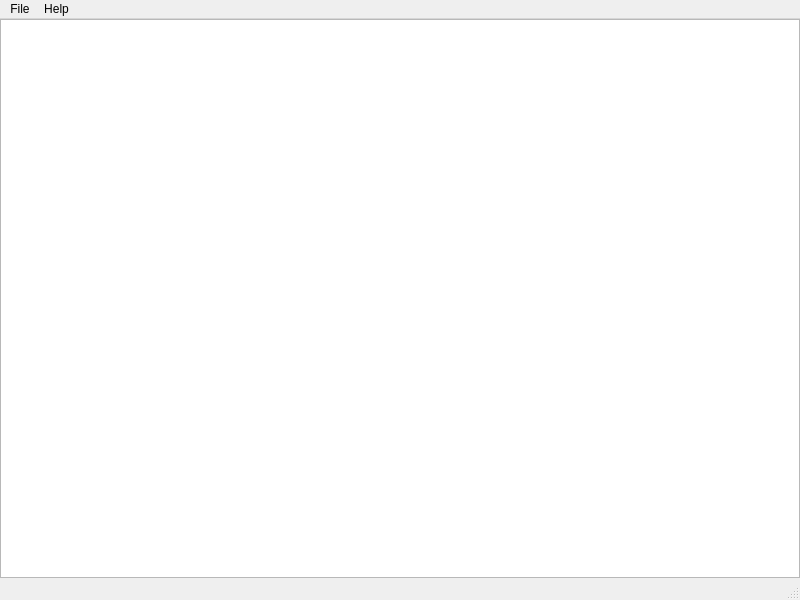
Above: ui/mainwindow.ui from rohan-singh1/Kommadek before the change. Below: the same form after it.
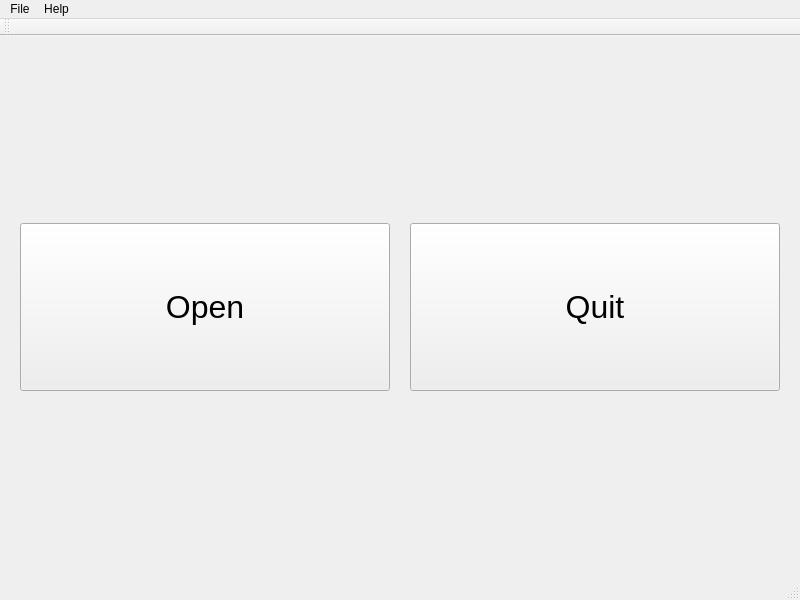
That is the form after the change. The open tabs and pages were chosen to show the change.

Commit message: Stacked widget added to contain Open and Quit buttons on the initial page as per mock-up, then switch to a different page on loading a CSV file

The edit to the form file:
```diff
--- a/ui/mainwindow.ui
+++ b/ui/mainwindow.ui
@@ -17,7 +17,7 @@
    <property name="autoFillBackground">
     <bool>true</bool>
    </property>
-   <layout class="QGridLayout" name="gridLayout" rowstretch="0" columnstretch="0">
+   <layout class="QGridLayout" name="gridLayout_3">
     <property name="leftMargin">
      <number>0</number>
     </property>
@@ -34,13 +34,133 @@
      <number>0</number>
     </property>
     <item row="0" column="0">
-     <widget class="QTableView" name="tableView">
-      <property name="autoFillBackground">
-       <bool>false</bool>
+     <widget class="QStackedWidget" name="stackedWidget">
+      <property name="currentIndex">
+       <number>1</number>
       </property>
-      <attribute name="horizontalHeaderVisible">
-       <bool>false</bool>
-      </attribute>
+      <widget class="QWidget" name="p1">
+       <layout class="QVBoxLayout" name="verticalLayout">
+        <property name="spacing">
+         <number>20</number>
+        </property>
+        <property name="leftMargin">
+         <number>20</number>
+        </property>
+        <property name="topMargin">
+         <number>20</number>
+        </property>
+        <property name="rightMargin">
+         <number>20</number>
+        </property>
+        <property name="bottomMargin">
+         <number>20</number>
+        </property>
+        <item>
+         <spacer name="verticalSpacer">
+          <property name="orientation">
+           <enum>Qt::Vertical</enum>
+          </property>
+          <property name="sizeHint" stdset="0">
+           <size>
+            <width>20</width>
+            <height>40</height>
+           </size>
+          </property>
+         </spacer>
+        </item>
+        <item>
+         <layout class="QHBoxLayout" name="horizontalLayout">
+          <property name="spacing">
+           <number>20</number>
+          </property>
+          <item>
+           <widget class="QPushButton" name="openButton">
+            <property name="sizePolicy">
+             <sizepolicy hsizetype="Expanding" vsizetype="Expanding">
+              <horstretch>0</horstretch>
+              <verstretch>0</verstretch>
+             </sizepolicy>
+            </property>
+            <property name="font">
+             <font>
+              <pointsize>24</pointsize>
+             </font>
+            </property>
+            <property name="text">
+             <string>Open</string>
+            </property>
+           </widget>
+          </item>
+          <item>
+           <widget class="QPushButton" name="quitButton">
+            <property name="sizePolicy">
+             <sizepolicy hsizetype="Expanding" vsizetype="Expanding">
+              <horstretch>0</horstretch>
+              <verstretch>0</verstretch>
+             </sizepolicy>
+            </property>
+            <property name="font">
+             <font>
+              <pointsize>24</pointsize>
+             </font>
+            </property>
+            <property name="text">
+             <string>Quit</string>
+            </property>
+           </widget>
+          </item>
+         </layout>
+        </item>
+        <item>
+         <spacer name="verticalSpacer_2">
+          <property name="orientation">
+           <enum>Qt::Vertical</enum>
+          </property>
+          <property name="sizeHint" stdset="0">
+           <size>
+            <width>20</width>
+            <height>40</height>
+           </size>
+          </property>
+         </spacer>
+        </item>
+       </layout>
+      </widget>
+      <widget class="QWidget" name="p2">
+       <layout class="QGridLayout" name="gridLayout">
+        <property name="leftMargin">
+         <number>2</number>
+        </property>
+        <property name="topMargin">
+         <number>2</number>
+        </property>
+        <property name="rightMargin">
+         <number>2</number>
+        </property>
+        <property name="bottomMargin">
+         <number>2</number>
+        </property>
+        <property name="spacing">
+         <number>0</number>
+        </property>
+        <item row="0" column="0">
+         <widget class="QTableView" name="tableView">
+          <property name="autoFillBackground">
+           <bool>false</bool>
+          </property>
+          <property name="alternatingRowColors">
+           <bool>true</bool>
+          </property>
+          <property name="gridStyle">
+           <enum>Qt::SolidLine</enum>
+          </property>
+          <attribute name="horizontalHeaderVisible">
+           <bool>false</bool>
+          </attribute>
+         </widget>
+        </item>
+       </layout>
+      </widget>
      </widget>
     </item>
    </layout>
@@ -72,6 +192,17 @@
    <addaction name="menuHelp"/>
   </widget>
   <widget class="QStatusBar" name="statusbar"/>
+  <widget class="QToolBar" name="toolBar">
+   <property name="windowTitle">
+    <string>toolBar</string>
+   </property>
+   <attribute name="toolBarArea">
+    <enum>TopToolBarArea</enum>
+   </attribute>
+   <attribute name="toolBarBreak">
+    <bool>false</bool>
+   </attribute>
+  </widget>
   <action name="actionOpen">
    <property name="text">
     <string>Open</string>
```
Left out of the diff: 3 changed lines with no effect on the pictures.
